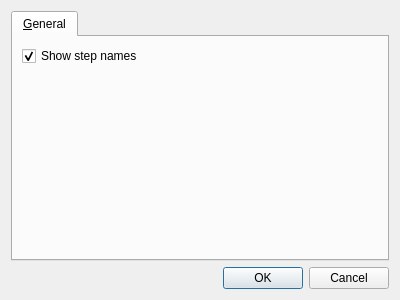
Old version of the form src/mapclient/widgets/qt/optionsdialog.ui in the repository MusculoskeletalAtlasProject/mapclient.
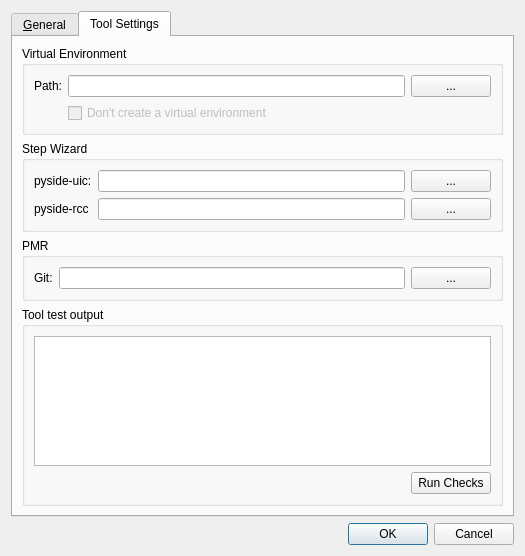
New version of the form. The open tabs and pages were chosen to show the change.

What changed in the file:
```diff
--- a/src/mapclient/widgets/qt/optionsdialog.ui
+++ b/src/mapclient/widgets/qt/optionsdialog.ui
@@ -6,22 +6,45 @@
    <rect>
     <x>0</x>
     <y>0</y>
-    <width>400</width>
-    <height>300</height>
+    <width>525</width>
+    <height>556</height>
    </rect>
   </property>
   <property name="windowTitle">
    <string>Options</string>
   </property>
-  <layout class="QVBoxLayout" name="verticalLayout">
-   <item>
+  <layout class="QGridLayout" name="gridLayout">
+   <item row="2" column="0">
+    <widget class="QDialogButtonBox" name="buttonBox">
+     <property name="orientation">
+      <enum>Qt::Horizontal</enum>
+     </property>
+     <property name="standardButtons">
+      <set>QDialogButtonBox::Cancel|QDialogButtonBox::Ok</set>
+     </property>
+    </widget>
+   </item>
+   <item row="0" column="0">
     <widget class="QTabWidget" name="tabWidget">
      <widget class="QWidget" name="tabGeneral">
       <attribute name="title">
        <string>&amp;General</string>
       </attribute>
-      <layout class="QVBoxLayout" name="verticalLayout_2">
-       <item>
+      <layout class="QGridLayout" name="gridLayout_3">
+       <item row="1" column="1">
+        <spacer name="verticalSpacer">
+         <property name="orientation">
+          <enum>Qt::Vertical</enum>
+         </property>
+         <property name="sizeHint" stdset="0">
+          <size>
+           <width>20</width>
+           <height>40</height>
+          </size>
+         </property>
+        </spacer>
+       </item>
+       <item row="0" column="0">
         <widget class="QCheckBox" name="checkBoxShowStepNames">
          <property name="text">
           <string>Show step names</string>
@@ -31,8 +54,188 @@
          </property>
         </widget>
        </item>
+      </layout>
+     </widget>
+     <widget class="QWidget" name="tabToolSettings">
+      <attribute name="title">
+       <string>Tool Settings</string>
+      </attribute>
+      <layout class="QVBoxLayout" name="verticalLayout_2">
        <item>
-        <spacer name="verticalSpacer">
+        <widget class="QGroupBox" name="groupBox_3">
+         <property name="title">
+          <string>Virtual Environment</string>
+         </property>
+         <layout class="QFormLayout" name="formLayout">
+          <item row="0" column="0">
+           <widget class="QLabel" name="labelVirtualEnvironmentPath">
+            <property name="text">
+             <string>Path:</string>
+            </property>
+           </widget>
+          </item>
+          <item row="0" column="1">
+           <layout class="QHBoxLayout" name="horizontalLayout_2">
+            <item>
+             <widget class="QLineEdit" name="lineEditVirtualEnvironmentPath">
+              <property name="sizePolicy">
+               <sizepolicy hsizetype="Expanding" vsizetype="Fixed">
+                <horstretch>1</horstretch>
+                <verstretch>0</verstretch>
+               </sizepolicy>
+              </property>
+              <property name="toolTip">
+               <string>The virtual environment path has some restrictions, for instance it cannot have any spaces in it.</string>
+              </property>
+             </widget>
+            </item>
+            <item>
+             <widget class="QPushButton" name="pushButtonVirtualEnvironmentPath">
+              <property name="text">
+               <string>...</string>
+              </property>
+             </widget>
+            </item>
+           </layout>
+          </item>
+          <item row="1" column="1">
+           <widget class="QCheckBox" name="checkBoxDontCreateVirtualEnvironment">
+            <property name="enabled">
+             <bool>false</bool>
+            </property>
+            <property name="text">
+             <string>Don't create a virtual environment</string>
+            </property>
+           </widget>
+          </item>
+         </layout>
+        </widget>
+       </item>
+       <item>
+        <widget class="QGroupBox" name="groupBox_4">
+         <property name="title">
+          <string>Step Wizard</string>
+         </property>
+         <layout class="QGridLayout" name="gridLayout_2">
+          <item row="0" column="0">
+           <widget class="QLabel" name="label">
+            <property name="text">
+             <string>pyside-uic:</string>
+            </property>
+           </widget>
+          </item>
+          <item row="0" column="1">
+           <widget class="QLineEdit" name="lineEditPySideUIC">
+            <property name="toolTip">
+             <string>The PySide User Interface Compiler executable</string>
+            </property>
+           </widget>
+          </item>
+          <item row="0" column="2">
+           <widget class="QPushButton" name="pushButtonPySideUIC">
+            <property name="text">
+             <string>...</string>
+            </property>
+           </widget>
+          </item>
+          <item row="1" column="0">
+           <widget class="QLabel" name="label_2">
+            <property name="text">
+             <string>pyside-rcc</string>
+            </property>
+           </widget>
+          </item>
+          <item row="1" column="1">
+           <widget class="QLineEdit" name="lineEditPySideRCC">
+            <property name="toolTip">
+             <string>The PySide Resource Compiler executable.</string>
+            </property>
+           </widget>
+          </item>
+          <item row="1" column="2">
+           <widget class="QPushButton" name="pushButtonPySideRCC">
+            <property name="text">
+             <string>...</string>
+            </property>
+           </widget>
+          </item>
+         </layout>
+        </widget>
+       </item>
+       <item>
+        <widget class="QGroupBox" name="groupBox_5">
+         <property name="title">
+          <string>PMR</string>
+         </property>
+         <layout class="QHBoxLayout" name="horizontalLayout_3">
+          <item>
+           <widget class="QLabel" name="labelGitExecutable">
+            <property name="text">
+             <string>Git:</string>
+            </property>
+           </widget>
+          </item>
+          <item>
+           <widget class="QLineEdit" name="lineEditGitExecutable">
+            <property name="sizePolicy">
+             <sizepolicy hsizetype="Expanding" vsizetype="Fixed">
+              <horstretch>1</horstretch>
+              <verstretch>0</verstretch>
+             </sizepolicy>
+            </property>
+            <property name="toolTip">
+             <string>The Git version control executable</string>
+            </property>
+           </widget>
+          </item>
+          <item>
+           <widget class="QPushButton" name="pushButtonGitExecutable">
+            <property name="text">
+             <string>...</string>
+            </property>
+           </widget>
+          </item>
+         </layout>
+        </widget>
+       </item>
+       <item>
+        <widget class="QGroupBox" name="groupBox">
+         <property name="title">
+          <string>Tool test output</string>
+         </property>
+         <layout class="QVBoxLayout" name="verticalLayout">
+          <item>
+           <widget class="QPlainTextEdit" name="plainTextEditToolTestOutput"/>
+          </item>
+          <item>
+           <layout class="QHBoxLayout" name="horizontalLayout">
+            <item>
+             <spacer name="horizontalSpacer">
+              <property name="orientation">
+               <enum>Qt::Horizontal</enum>
+              </property>
+              <property name="sizeHint" stdset="0">
+               <size>
+                <width>40</width>
+                <height>20</height>
+               </size>
+              </property>
+             </spacer>
+            </item>
+            <item>
+             <widget class="QPushButton" name="pushButtonRunChecks">
+              <property name="text">
+               <string>Run Checks</string>
+              </property>
+             </widget>
+            </item>
+           </layout>
+          </item>
+         </layout>
+        </widget>
+       </item>
+       <item>
+        <spacer name="verticalSpacer_2">
          <property name="orientation">
           <enum>Qt::Vertical</enum>
          </property>
@@ -48,16 +251,6 @@
      </widget>
     </widget>
    </item>
-   <item>
-    <widget class="QDialogButtonBox" name="buttonBox">
-     <property name="orientation">
-      <enum>Qt::Horizontal</enum>
-     </property>
-     <property name="standardButtons">
-      <set>QDialogButtonBox::Cancel|QDialogButtonBox::Ok</set>
-     </property>
-    </widget>
-   </item>
   </layout>
  </widget>
  <resources/>
```
Left out of the diff: 3 changed lines with no effect on the pictures.
